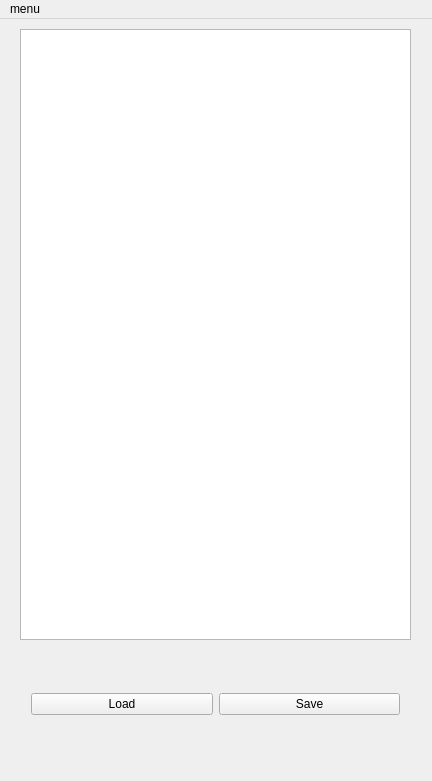
Before: the Qt Designer form trios/mainwindow.ui in guyvo/domotica, drawn with Qt 5.
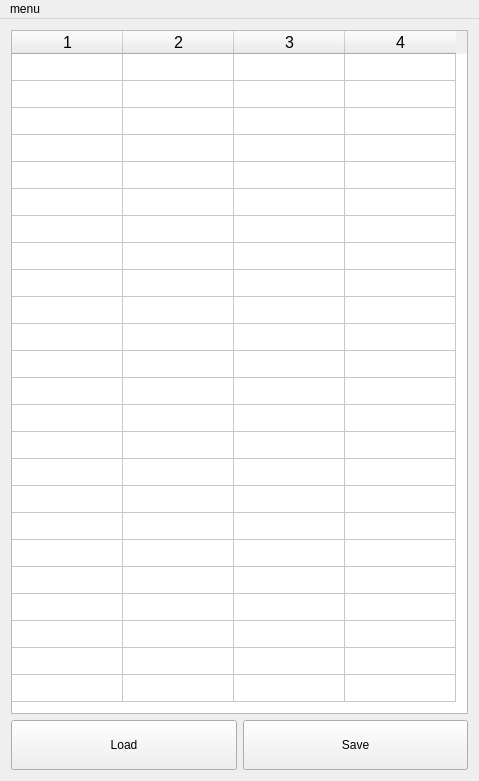
After: the same form once the commit is applied.

What changed in the file:
```diff
--- a/trios/mainwindow.ui
+++ b/trios/mainwindow.ui
@@ -6,7 +6,7 @@
    <rect>
     <x>0</x>
     <y>0</y>
-    <width>432</width>
+    <width>479</width>
     <height>781</height>
    </rect>
   </property>
@@ -14,18 +14,87 @@
    <string>MainWindow</string>
   </property>
   <widget class="QWidget" name="centralWidget">
-   <widget class="QWidget" name="horizontalLayoutWidget">
-    <property name="geometry">
-     <rect>
-      <x>20</x>
-      <y>630</y>
-      <width>391</width>
-      <height>111</height>
-     </rect>
-    </property>
+   <layout class="QVBoxLayout" name="verticalLayout">
+    <item>
+     <widget class="QTableWidget" name="tableWidget">
+      <property name="font">
+       <font>
+        <pointsize>12</pointsize>
+       </font>
+      </property>
+      <property name="lineWidth">
+       <number>1</number>
+      </property>
+      <property name="midLineWidth">
+       <number>0</number>
+      </property>
+      <property name="rowCount">
+       <number>24</number>
+      </property>
+      <property name="columnCount">
+       <number>4</number>
+      </property>
+      <attribute name="horizontalHeaderVisible">
+       <bool>true</bool>
+      </attribute>
+      <attribute name="horizontalHeaderCascadingSectionResizes">
+       <bool>false</bool>
+      </attribute>
+      <attribute name="horizontalHeaderDefaultSectionSize">
+       <number>111</number>
+      </attribute>
+      <attribute name="horizontalHeaderHighlightSections">
+       <bool>true</bool>
+      </attribute>
+      <attribute name="horizontalHeaderStretchLastSection">
+       <bool>false</bool>
+      </attribute>
+      <attribute name="verticalHeaderVisible">
+       <bool>false</bool>
+      </attribute>
+      <attribute name="verticalHeaderDefaultSectionSize">
+       <number>27</number>
+      </attribute>
+      <row/>
+      <row/>
+      <row/>
+      <row/>
+      <row/>
+      <row/>
+      <row/>
+      <row/>
+      <row/>
+      <row/>
+      <row/>
+      <row/>
+      <row/>
+      <row/>
+      <row/>
+      <row/>
+      <row/>
+      <row/>
+      <row/>
+      <row/>
+      <row/>
+      <row/>
+      <row/>
+      <row/>
+      <column/>
+      <column/>
+      <column/>
+      <column/>
+     </widget>
+    </item>
+    <item>
     <layout class="QHBoxLayout" name="horizontalLayout">
      <item>
       <widget class="QPushButton" name="pushButton_2">
+        <property name="minimumSize">
+         <size>
+          <width>0</width>
+          <height>50</height>
+         </size>
+        </property>
        <property name="text">
         <string>Load</string>
        </property>
@@ -33,30 +102,27 @@
      </item>
      <item>
       <widget class="QPushButton" name="pushButton">
+        <property name="minimumSize">
+         <size>
+          <width>0</width>
+          <height>50</height>
+         </size>
+        </property>
        <property name="text">
         <string>Save</string>
        </property>
       </widget>
      </item>
     </layout>
-   </widget>
-   <widget class="QListWidget" name="listWidget">
-    <property name="geometry">
-     <rect>
-      <x>20</x>
-      <y>10</y>
-      <width>391</width>
-      <height>611</height>
-     </rect>
-    </property>
-   </widget>
+    </item>
+   </layout>
   </widget>
   <widget class="QMenuBar" name="menuBar">
    <property name="geometry">
     <rect>
      <x>0</x>
      <y>0</y>
-     <width>432</width>
+     <width>479</width>
      <height>22</height>
     </rect>
    </property>
```
Lines whose indentation alone changed are shown as unchanged.
